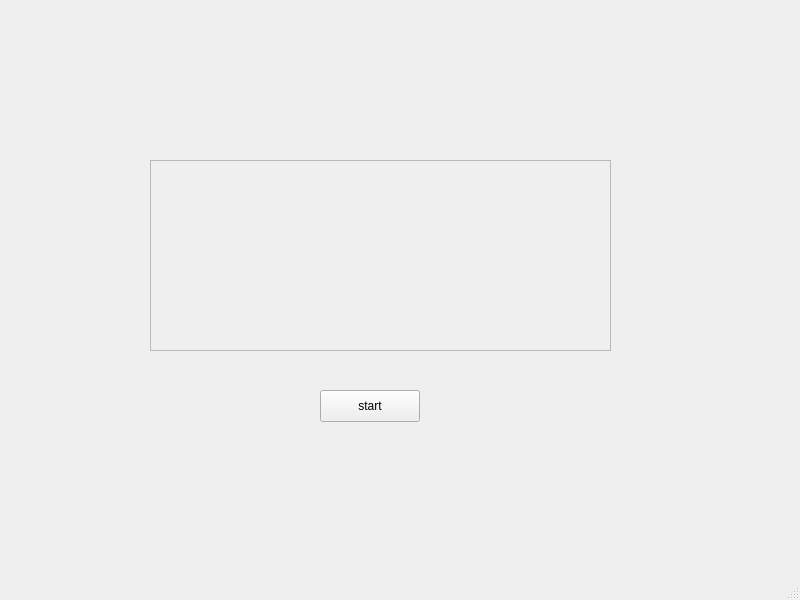
Above: Modules/module04/RacingGame/racinggame.ui from cmh0728/SEA-ME-warm-up before the change. Below: the same form after it.
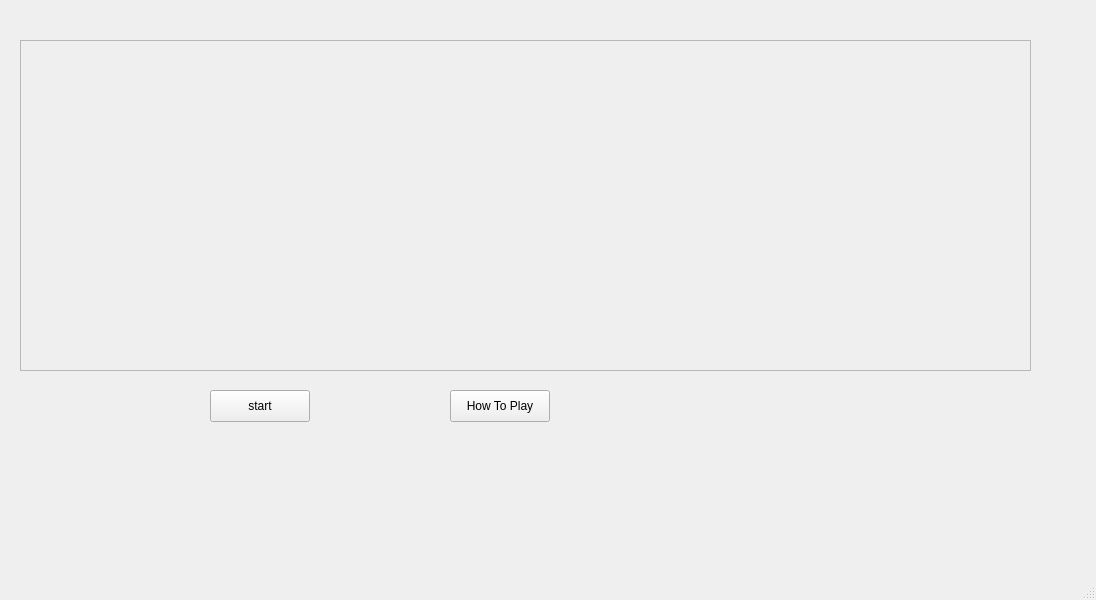
That is the form after the change.

Diff of the .ui file:
```diff
--- a/Modules/module04/RacingGame/racinggame.ui
+++ b/Modules/module04/RacingGame/racinggame.ui
@@ -6,7 +6,7 @@
    <rect>
     <x>0</x>
     <y>0</y>
-    <width>800</width>
+    <width>1096</width>
     <height>600</height>
    </rect>
   </property>
@@ -14,13 +14,16 @@
    <string>RacingGame</string>
   </property>
   <widget class="QWidget" name="centralwidget">
+   <property name="autoFillBackground">
+    <bool>false</bool>
+   </property>
    <widget class="QFrame" name="trackFrame">
     <property name="geometry">
      <rect>
-      <x>150</x>
-      <y>160</y>
-      <width>461</width>
-      <height>191</height>
+      <x>20</x>
+      <y>40</y>
+      <width>1011</width>
+      <height>331</height>
      </rect>
     </property>
     <property name="frameShape">
@@ -33,7 +36,7 @@
    <widget class="QPushButton" name="startButton">
     <property name="geometry">
      <rect>
-      <x>320</x>
+      <x>210</x>
       <y>390</y>
       <width>100</width>
       <height>32</height>
@@ -43,6 +46,19 @@
      <string>start</string>
     </property>
    </widget>
+   <widget class="QPushButton" name="howToPlayButton">
+    <property name="geometry">
+     <rect>
+      <x>450</x>
+      <y>390</y>
+      <width>100</width>
+      <height>32</height>
+     </rect>
+    </property>
+    <property name="text">
+     <string>How To Play</string>
+    </property>
+   </widget>
   </widget>
   <widget class="QMenuBar" name="menubar">
    <property name="geometry">
```
Left out of the diff: 2 changed lines with no effect on the pictures.
